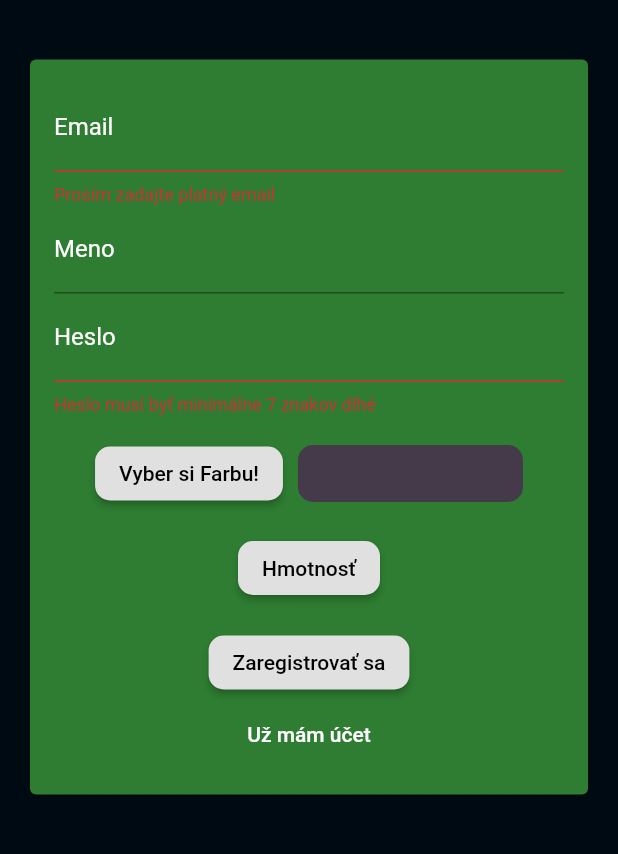
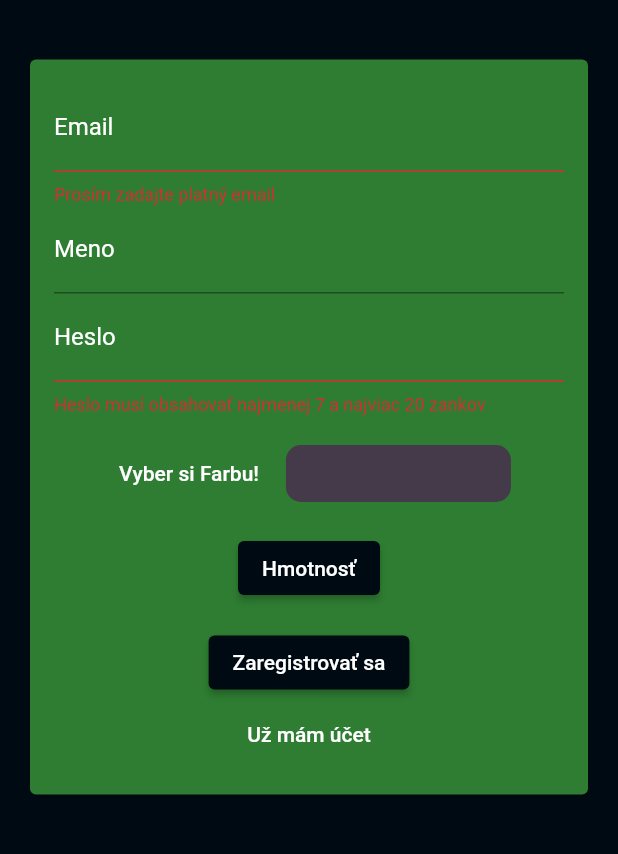
Before and after one commit to OndrejVarga/FirstLegoLeagueProject, a Flutter app: the screen it shows after launch, after a tap on "Prihlásiť sa", after a tap on "Vytvoriť nový účet", on a phone screen of 412 x 824 dp, the part 338-1192 px from its top. Run offline on Flutter 3.47's test engine with Material 2 defaults, Android fonts, the phone set to English and light mode, and no system bars; our stand-ins replace cloud_firestore, firebase_auth, firebase_core, flutter_colorpicker, flutter_map, hexcolor and 3 more; missing offline and left inert: flutter_foreground_plugin, flutter_foreground_service_plugin, geolocation, maps_toolkit, poly, poly_collisions; accounts and stored records are empty.

```diff
--- a/lib/main.dart
+++ b/lib/main.dart
@@ -1,3 +1,5 @@
+import 'package:geolocation/geolocation.dart';
+
 import './providers/core.dart';
 import './screens/auth_screen.dart';
 import './screens/main_screen.dart';
@@ -13,6 +15,18 @@ import 'providers/data_fetcher.dart';
 void main() async {
   WidgetsFlutterBinding.ensureInitialized();
   await Firebase.initializeApp();
+  final GeolocationResult result = await Geolocation.isLocationOperational();
+  if (result.isSuccessful) {
+  } else {
+    final GeolocationResult result =
+        await Geolocation.requestLocationPermission(
+      permission: const LocationPermission(
+        android: LocationPermissionAndroid.fine,
+      ),
+      openSettingsIfDenied: true,
+    );
+  }
+
   runApp(MyApp());
 }
 
@@ -31,8 +45,6 @@ class _MyAppState extends State<MyApp> with WidgetsBindingObserver {
 
   @override
   void didChangeAppLifecycleState(AppLifecycleState state) async {
-    print(
-        "LifecycleWatcherState#didChangeAppLifecycleState state=${state.toString()}");
     if (state == AppLifecycleState.paused) {
       startForegroundService();
     } else if (state == AppLifecycleState.resumed) {
--- a/lib/providers/core.dart
+++ b/lib/providers/core.dart
@@ -43,7 +43,6 @@ class Core with ChangeNotifier {
       var avgSpeed = (mt.SphericalUtil.computeLength(_routePoints.map((e) => mt.LatLng(e.latitude, e.longitude)).toList()) /_endTime.difference(_startTime).inSeconds);
 
       if (avgSpeed.round() > Provider.of<DataFetcher>(context, listen: false).settings['maxSpeed']) {
-        print('avg' + avgSpeed.toString());
         _showSpeedDialog(context);
       } else {
         List<LatLng> newTerritory = TerritoryManagment.validateNewTerritory(_routePoints);
@@ -124,7 +123,7 @@ class Core with ChangeNotifier {
         title: const Text("Pozor"),
         content: Text("Prekročil si maximálnu povolené rýchlosť(${Provider.of<DataFetcher>(context,listen: false).settings['maxSpeed']})!"),
         actions: <Widget>[
-          FlatButton(
+          TextButton(
             child:const Text('Ok'),
             onPressed: () {
               Navigator.of(context).pop();
--- a/lib/screens/main_screen.dart
+++ b/lib/screens/main_screen.dart
@@ -1,3 +1,6 @@
+import 'package:FLL/providers/data_fetcher.dart';
+import 'package:provider/provider.dart';
+
 import '../screens/auth_screen.dart';
 import '../screens/navigation_screen.dart';
 import 'package:firebase_auth/firebase_auth.dart';
@@ -9,16 +12,39 @@ class MainScreen extends StatefulWidget {
 }
 
 class _MainScreenState extends State<MainScreen> {
+  bool _isInnit = false;
+
+  // @override
+  // void didChangeDependencies() async {
+  //   if (!_isInnit) {
+  //     await Provider.of<DataFetcher>(context, listen: false).fetchInitData();
+  //     _isInnit = false;
+  //   }
+  //   super.didChangeDependencies();
+  // }
+
   @override
   Widget build(BuildContext context) {
     return Center(
       child: StreamBuilder(
         stream: FirebaseAuth.instance.authStateChanges(),
         builder: (ctx, userShapshot) {
-          if (userShapshot.hasData)
-            return NavigationScreen();
-          else
+          if (userShapshot.hasData) {
+            return FutureBuilder(
+              future: Provider.of<DataFetcher>(context, listen: false)
+                  .fetchInitData(),
+              builder: (ctx, data) {
+                if (data.hasData) {
+                  return NavigationScreen();
+                } else {
+                  return CircularProgressIndicator();
+                }
+              },
+            );
+          } else {
             return AuthScreen();
+
+          }
         },
       ),
     );
--- a/lib/screens/navigation_screen.dart
+++ b/lib/screens/navigation_screen.dart
@@ -20,7 +20,6 @@ class _NavigationScreenState extends State<NavigationScreen> {
     super.didChangeDependencies();
     if (!isInit) {
       isInit = true;
-      await Provider.of<DataFetcher>(context, listen: false).fetchInitData();
       WidgetsBinding.instance.addPostFrameCallback((_) {
         if (!Provider.of<DataFetcher>(context, listen: false)
             .currUserInformation['tutorial']) {
@@ -43,7 +42,7 @@ class _NavigationScreenState extends State<NavigationScreen> {
               content: Text(
                   "Pri zaberaní územia si nemôžeš pozrieť ${error[index == 0 ? 1 : 0]}!"),
               actions: <Widget>[
-                FlatButton(
+                TextButton(
                   child: const Text('Ok'),
                   onPressed: () {
                     Navigator.of(context).pop();
--- a/lib/screens/tutorial_screens/tutorial.dart
+++ b/lib/screens/tutorial_screens/tutorial.dart
@@ -35,7 +35,7 @@ class _TutorialTutorialState extends State<TutorialTutorial> {
                 children: [
                   Padding(
                     padding: EdgeInsets.all(20),
-                    child: FlatButton(
+                    child: TextButton(
                       onPressed: () {
                         setState(() {
                           if (widget.currIndex + 1 == tutorial.length) {
--- a/lib/screens/user_info_screen.dart
+++ b/lib/screens/user_info_screen.dart
@@ -11,9 +11,8 @@ class UserInfo extends StatelessWidget {
         Provider.of<DataFetcher>(context,listen: false).currUserInformation;
     infos.add(UserInfoWidget('Meno', userData['username']));
     infos.add(UserInfoWidget('Poradie', (userData['index']+1).toString()));
-    infos.add(UserInfoWidget('Farba', userData['color'].toString()));
     infos.add(UserInfoWidget('Obsah zabratého územia',
-       '${userData['currAreaOfTerritory'].toInt().toString()} m*m'));
+       '${userData['currAreaOfTerritory'].toInt().toString()} m²'));
     infos.add(UserInfoWidget('Vzdialenosť','${userData['length'].toInt().toString()} m'));
     infos.add(UserInfoWidget('Počet bodov', userData['points'].toString()));
     infos.add(UserInfoWidget(
@@ -31,7 +30,7 @@ class UserInfo extends StatelessWidget {
                   child: Column(
               children: [
                 ...infos,
-                FlatButton(child: Text("Späť"), onPressed:  () => Navigator.of(context).pop()),
+                TextButton(child: Text("Späť", style: TextStyle(color: Colors.white)), onPressed:  () => Navigator.of(context).pop()),
               ],
             ),
         ),
--- a/lib/widgets/auth_widgets/auth_form_color_picker.dart
+++ b/lib/widgets/auth_widgets/auth_form_color_picker.dart
@@ -1,6 +1,5 @@
 import 'package:flutter/material.dart';
 import 'package:flutter_colorpicker/flutter_colorpicker.dart';
-
 
 class ColorPickerWidget extends StatefulWidget {
   @override
@@ -13,13 +12,14 @@ class ColorPickerWidget extends StatefulWidget {
 class _ColorPickerWidgetState extends State<ColorPickerWidget> {
   @override
   Widget build(BuildContext context) {
-    return RaisedButton(
-      child:const Text('Vyber si Farbu!'),
+    return TextButton(
+      child: const Text('Vyber si Farbu!',style: TextStyle(color: Colors.white),),
       onPressed: () {
         showDialog(
           context: context,
-          child: AlertDialog(
-            title:const Text('Vyber si farbu!'),
+          builder: (ctx) {
+            return AlertDialog(
+              title: const Text('Vyber si farbu!', ),
               content: SingleChildScrollView(
                 child: SlidePicker(
                   displayThumbColor: false,
@@ -33,7 +33,8 @@ class _ColorPickerWidgetState extends State<ColorPickerWidget> {
                   },
                 ),
               ),
-          ),
+            );
+          },
         );
       },
     );
--- a/lib/widgets/auth_widgets/auth_form_widget.dart
+++ b/lib/widgets/auth_widgets/auth_form_widget.dart
@@ -1,3 +1,6 @@
+import 'package:FLL/providers/data_fetcher.dart';
+import 'package:provider/provider.dart';
+
 import '../auth_widgets/auth_form_color_picker.dart';
 import 'package:flutter/material.dart';
 
@@ -34,14 +37,13 @@ class _AuthFormState extends State<AuthForm> {
     final validated = _formKey.currentState.validate();
     if (validated) {
       if (_weight < 10 && !_isLogIn) {
-        print(_isLogIn);
         showDialog(
             context: context,
             builder: (_) => AlertDialog(
                   title: Text("Pozor"),
                   content: Text("Nezadal si hmotnosť"),
                   actions: <Widget>[
-                    FlatButton(
+                    TextButton(
                       child: Text('Ok'),
                       onPressed: () {
                         Navigator.of(context).pop();
@@ -74,18 +76,18 @@ class _AuthFormState extends State<AuthForm> {
             decoration: const InputDecoration(hintText: "Hmotnosť"),
           ),
           actions: <Widget>[
-            FlatButton(
+            TextButton(
               child: const Text('Nechcem uviesť'),
               onPressed: () {
                 _weight = 80;
                 Navigator.pop(context);
               },
             ),
-            FlatButton(
+            TextButton(
               child: const Text('Ok'),
               onPressed: () {
-                _weight = int.parse(_textFieldController.text);
-                if (_weight > 0) {
+                _weight = int.tryParse(_textFieldController.text);
+                if (_weight != null && _weight > 20) {
                   Navigator.pop(context);
                 }
               },
@@ -144,12 +146,17 @@ class _AuthFormState extends State<AuthForm> {
                         _username = value;
                       },
                       validator: (value) {
-                      if (value.isEmpty || value.length < 4) {
-                        return 'Meno musí obsahovať najmenej 4 znaky';
+                        if (value.isEmpty ||
+                            value.length < 4 ||
+                            value.length > 20) {
+                          return 'Meno musí obsahovať najmenej 4 a najviac 20 znakov';
+                        } else if (!Provider.of<DataFetcher>(context,
+                                listen: false)
+                            .checkValiability(value)) {
+                          return 'Toto meno je už zabraté';
                         }
                         return null;
-                    },
-                  ),
+                      }),
                 TextFormField(
                   style: const TextStyle(
                     color: Colors.white,
@@ -164,8 +171,10 @@ class _AuthFormState extends State<AuthForm> {
                   },
                   //Kontrola textu zadaného do poľa
                   validator: (value) {
-                    if (value.isEmpty || value.length < 7) {
-                      return 'Heslo musí byť minimálne 7 znakov dlhé';
+                    if (value.isEmpty ||
+                        value.length < 7 ||
+                        value.length > 20) {
+                      return 'Heslo musí obsahovať najmenej 7 a najviac 20 zankov';
                     }
                     return null;
                   },
@@ -197,7 +206,10 @@ class _AuthFormState extends State<AuthForm> {
                   height: 15,
                 ),
                 if (!_isLogIn)
-                  RaisedButton(
+                  ElevatedButton(
+                    style: ElevatedButton.styleFrom(
+                      primary: Theme.of(context).primaryColor,
+                    ),
                     onPressed: () {
                       _displayTextInputDialog(context);
                     },
@@ -206,22 +218,26 @@ class _AuthFormState extends State<AuthForm> {
                 const SizedBox(
                   height: 15,
                 ),
-                RaisedButton(
+                ElevatedButton(
+                  style: ElevatedButton.styleFrom(
+                    primary: Theme.of(context).primaryColor,
+                  ),
                   onPressed: _trySubmit,
                   child: widget.isLoading
                       ? CircularProgressIndicator()
                       : Text(_isLogIn ? "Prihlásiť sa" : "Zaregistrovať sa"),
                 ),
                 if (!widget.isLoading)
-                  FlatButton(
+                  TextButton(
                     onPressed: () {
                       setState(() {
                         _isLogIn = !_isLogIn;
                       });
                     },
-                    child:
-                        Text(_isLogIn ? "Vytvoriť nový účet" : "Už mám účet"),
-                    textColor: Colors.white,
+                    child: Text(
+                      _isLogIn ? "Vytvoriť nový účet" : "Už mám účet",
+                      style: TextStyle(color: Colors.white),
+                    ),
                   ),
               ],
             ),
--- a/lib/widgets/shop_widgets/shop_details_widget.dart
+++ b/lib/widgets/shop_widgets/shop_details_widget.dart
@@ -31,7 +31,7 @@ class _ShopDetailsState extends State<ShopDetails> {
             const SizedBox(
               height: 5,
             ),
-            ShopDetailsInfo('Územie (m*m)',Provider.of<DataFetcher>(context).currUserInformation['currAreaOfTerritory'].toInt().toString()),
+            ShopDetailsInfo('Územie (m²)',Provider.of<DataFetcher>(context).currUserInformation['currAreaOfTerritory'].toInt().toString()),
             const SizedBox(
               height: 5,
             ),
@@ -39,7 +39,7 @@ class _ShopDetailsState extends State<ShopDetails> {
             const SizedBox(
               height: 15,
             ),
-            FlatButton(onPressed:  () => Navigator.of(context).push(MaterialPageRoute(builder: (BuildContext context) => UserInfo() )), child:Text("Zisti viac", style: TextStyle(color: Colors.white),))
+            TextButton(onPressed:  () => Navigator.of(context).push(MaterialPageRoute(builder: (BuildContext context) => UserInfo() )), child:Text("Zisti viac", style: TextStyle(color: Colors.white),))
           ],
         ),
       ),
--- a/lib/widgets/shop_widgets/shop_main__widget.dart
+++ b/lib/widgets/shop_widgets/shop_main__widget.dart
@@ -32,7 +32,7 @@ class _MainShopWidgetState extends State<MainShopWidget> {
             child: Row(
               mainAxisAlignment: MainAxisAlignment.spaceAround,
               children: [
-                FlatButton(
+                TextButton(
                   child:const Text('Vlastnené'),
                   onPressed: () {
                     _selectPage(0);
@@ -41,7 +41,7 @@ class _MainShopWidgetState extends State<MainShopWidget> {
                 const SizedBox(
                   width: 30,
                 ),
-                FlatButton(
+                TextButton(
                   child:const Text('Nové'),
                   onPressed: () {
                     _selectPage(1);
```
Also changed, not shown: lib/providers/data_fetcher.dart (+14 -5 lines), lib/screens/auth_screen.dart (+4 -5 lines), lib/utils/theme.dart (added, +22 -0 lines), lib/widgets/map_widget.dart (+2 -7 lines), lib/widgets/shop_widgets/buy_new_color_widget.dart (+10 -7 lines), pubspec.yaml (+10 -0 lines), pubspec.lock, 20 other files. Lines whose indentation alone changed are shown as unchanged.
